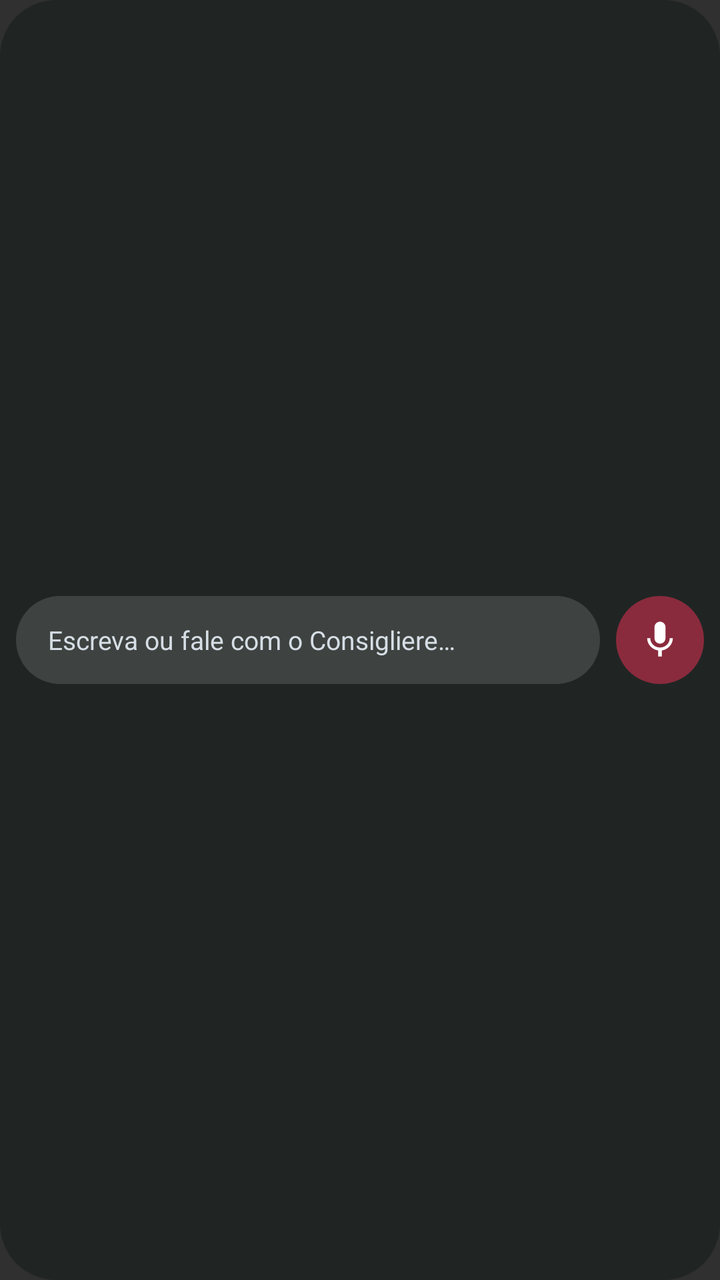
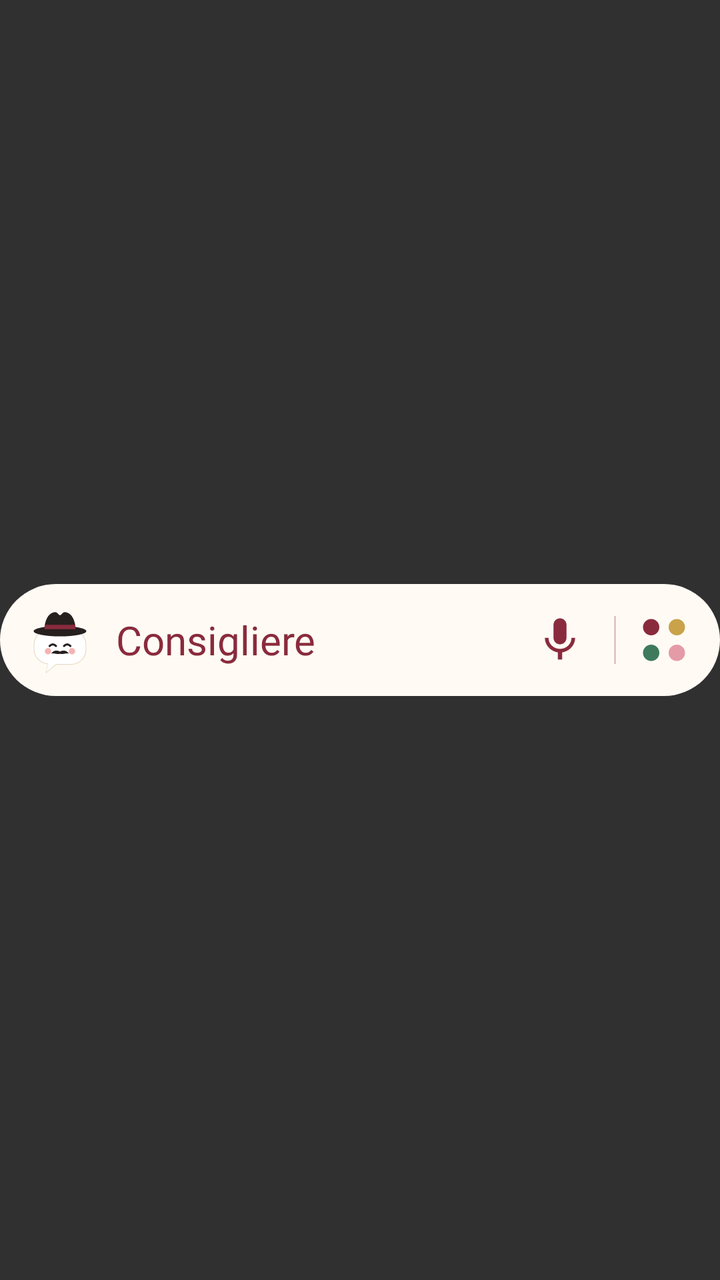

The first picture is an Android layout as it rendered before a commit; the second is the same layout after the commit. The layout source and the unified diff follow.
<!-- AndroidManifest.xml: application theme android:Theme.Material.NoActionBar -->
<!-- res/layout/voice_widget_preview.xml -->
<?xml version="1.0" encoding="utf-8"?>
<LinearLayout xmlns:android="http://schemas.android.com/apk/res/android"
    android:layout_width="match_parent"
    android:layout_height="match_parent"
    android:background="@drawable/preview_pill"
    android:gravity="center_vertical"
    android:orientation="horizontal"
    android:padding="8dp">
    <TextView
        android:layout_width="0dp"
        android:layout_height="44dp"
        android:layout_weight="1"
        android:background="@drawable/preview_field"
        android:gravity="center_vertical"
        android:maxLines="1"
        android:paddingStart="16dp"
        android:paddingEnd="8dp"
        android:text="Escreva ou fale com o Consigliere…"
        android:textColor="#D6DEE5"
        android:textSize="13sp" />
    <ImageView
        android:layout_width="44dp"
        android:layout_height="44dp"
        android:layout_marginStart="8dp"
        android:background="@drawable/preview_mic_circle"
        android:padding="11dp"
        android:src="@drawable/ic_mic" />
</LinearLayout>
<!-- resources referenced by this layout -->
<resources>
  <!-- drawable ic_mic (drawable) -->
  <?xml version="1.0" encoding="utf-8"?>
  <vector xmlns:android="http://schemas.android.com/apk/res/android"
      android:width="24dp"
      android:height="24dp"
      android:viewportWidth="24"
      android:viewportHeight="24">
      <path android:fillColor="#FFFFFFFF" android:pathData="M12,14c1.66,0 2.99,-1.34 2.99,-3L15,5c0,-1.66 -1.34,-3 -3,-3S9,3.34 9,5v6c0,1.66 1.34,3 3,3zM17.3,11c0,3 -2.54,5.1 -5.3,5.1S6.7,14 6.7,11L5,11c0,3.41 2.72,6.23 6,6.72L11,21h2v-3.28c3.28,-0.48 6,-3.3 6,-6.72h-1.7z" />
  </vector>
  <!-- drawable preview_field (drawable) -->
  <?xml version="1.0" encoding="utf-8"?>
  <shape xmlns:android="http://schemas.android.com/apk/res/android" android:shape="rectangle">
      <solid android:color="#22FFFFFF" />
      <corners android:radius="22dp" />
  </shape>
  <!-- drawable preview_mic_circle (drawable) -->
  <?xml version="1.0" encoding="utf-8"?>
  <shape xmlns:android="http://schemas.android.com/apk/res/android" android:shape="oval">
      <solid android:color="#8A2B3D" />
  </shape>
  <!-- drawable preview_pill (drawable) -->
  <?xml version="1.0" encoding="utf-8"?>
  <shape xmlns:android="http://schemas.android.com/apk/res/android" android:shape="rectangle">
      <solid android:color="#E61E2422" />
      <corners android:radius="28dp" />
  </shape>
</resources>

<!-- the commit's change to res/layout/voice_widget_preview.xml (unified diff, before → after) -->
@@ -1,28 +1,44 @@
 <?xml version="1.0" encoding="utf-8"?>
-<LinearLayout xmlns:android="http://schemas.android.com/apk/res/android"
+<FrameLayout xmlns:android="http://schemas.android.com/apk/res/android"
     android:layout_width="match_parent"
-    android:layout_height="match_parent"
-    android:background="@drawable/preview_pill"
-    android:gravity="center_vertical"
-    android:orientation="horizontal"
-    android:padding="8dp">
-    <TextView
-        android:layout_width="0dp"
-        android:layout_height="44dp"
-        android:layout_weight="1"
-        android:background="@drawable/preview_field"
+    android:layout_height="match_parent">
+    <LinearLayout
+        android:layout_width="match_parent"
+        android:layout_height="56dp"
+        android:layout_gravity="center_vertical"
+        android:background="@drawable/preview_pill"
         android:gravity="center_vertical"
-        android:maxLines="1"
-        android:paddingStart="16dp"
-        android:paddingEnd="8dp"
-        android:text="Escreva ou fale com o Consigliere…"
-        android:textColor="#D6DEE5"
-        android:textSize="13sp" />
-    <ImageView
-        android:layout_width="44dp"
-        android:layout_height="44dp"
-        android:layout_marginStart="8dp"
-        android:background="@drawable/preview_mic_circle"
-        android:padding="11dp"
-        android:src="@drawable/ic_mic" />
-</LinearLayout>
+        android:orientation="horizontal"
+        android:paddingStart="10dp"
+        android:paddingEnd="14dp">
+        <ImageView
+            android:layout_width="40dp"
+            android:layout_height="40dp"
+            android:src="@drawable/mascot" />
+        <TextView
+            android:layout_width="0dp"
+            android:layout_height="wrap_content"
+            android:layout_marginStart="8dp"
+            android:layout_weight="1"
+            android:fontFamily="@font/fraunces_bold"
+            android:text="Consigliere"
+            android:textColor="#8A2B3D"
+            android:textSize="20sp" />
+        <ImageView
+            android:layout_width="34dp"
+            android:layout_height="34dp"
+            android:padding="4dp"
+            android:src="@drawable/ic_mic"
+            android:tint="#8A2B3D" />
+        <View
+            android:layout_width="1dp"
+            android:layout_height="24dp"
+            android:layout_marginStart="10dp"
+            android:layout_marginEnd="10dp"
+            android:background="#408A2B3D" />
+        <ImageView
+            android:layout_width="28dp"
+            android:layout_height="28dp"
+            android:src="@drawable/ic_app_grid" />
+    </LinearLayout>
+</FrameLayout>
<!-- resource entries referenced after the edit -->
@@ -1,5 +1,18 @@
 <!-- resources referenced by this layout -->
 <resources>
+  <!-- drawable ic_app_grid (drawable) -->
+  <?xml version="1.0" encoding="utf-8"?>
+  <vector xmlns:android="http://schemas.android.com/apk/res/android"
+      android:width="24dp"
+      android:height="24dp"
+      android:viewportWidth="24"
+      android:viewportHeight="24">
+      
+      <path android:fillColor="#8A2B3D" android:pathData="M3,6.5a3.5,3.5 0,1 0,7 0a3.5,3.5 0,1 0,-7 0Z" />
+      <path android:fillColor="#C9A24A" android:pathData="M14,6.5a3.5,3.5 0,1 0,7 0a3.5,3.5 0,1 0,-7 0Z" />
+      <path android:fillColor="#3F7A5C" android:pathData="M3,17.5a3.5,3.5 0,1 0,7 0a3.5,3.5 0,1 0,-7 0Z" />
+      <path android:fillColor="#E59AA8" android:pathData="M14,17.5a3.5,3.5 0,1 0,7 0a3.5,3.5 0,1 0,-7 0Z" />
+  </vector>
   <!-- drawable ic_mic (drawable) -->
   <?xml version="1.0" encoding="utf-8"?>
   <vector xmlns:android="http://schemas.android.com/apk/res/android"
@@ -9,21 +22,26 @@
       android:viewportHeight="24">
       <path android:fillColor="#FFFFFFFF" android:pathData="M12,14c1.66,0 2.99,-1.34 2.99,-3L15,5c0,-1.66 -1.34,-3 -3,-3S9,3.34 9,5v6c0,1.66 1.34,3 3,3zM17.3,11c0,3 -2.54,5.1 -5.3,5.1S6.7,14 6.7,11L5,11c0,3.41 2.72,6.23 6,6.72L11,21h2v-3.28c3.28,-0.48 6,-3.3 6,-6.72h-1.7z" />
   </vector>
-  <!-- drawable preview_field (drawable) -->
+  <!-- drawable mascot (drawable) -->
   <?xml version="1.0" encoding="utf-8"?>
-  <shape xmlns:android="http://schemas.android.com/apk/res/android" android:shape="rectangle">
-      <solid android:color="#22FFFFFF" />
-      <corners android:radius="22dp" />
-  </shape>
-  <!-- drawable preview_mic_circle (drawable) -->
-  <?xml version="1.0" encoding="utf-8"?>
-  <shape xmlns:android="http://schemas.android.com/apk/res/android" android:shape="oval">
-      <solid android:color="#8A2B3D" />
-  </shape>
+  <vector xmlns:android="http://schemas.android.com/apk/res/android"
+      android:width="100dp"
+      android:height="100dp"
+      android:viewportWidth="100"
+      android:viewportHeight="100">
+      <path android:fillColor="#E9DCC6" android:pathData="M36,37H64A19,19 0,0 1,83 56V62A19,19 0,0 1,64 81H45.3L32,91.8L34.2,80.1A19,19 0,0 1,17 62V56A19,19 0,0 1,36 37Z" />
+      <path android:fillColor="#FFFFFF" android:pathData="M36,38H64A18,18 0,0 1,82 56V62A18,18 0,0 1,64 80H45L33,90L35,79.2A18,18 0,0 1,18 62V56A18,18 0,0 1,36 38Z" />
+      <path android:fillColor="#26201F" android:pathData="M17,39a33,6.5 0,1 0,66 0a33,6.5 0,1 0,-66 0Z" />
+      <path android:fillColor="#26201F" android:pathData="M30.5,38C30.5,26 35,16.5 43,15.2C47,14.6 48,19 50,19C52,19 53,14.6 57,15.2C65,16.5 69.5,26 69.5,38Z" />
+      <path android:fillColor="#8A2B3D" android:pathData="M30.8,31H69.2V36.5H30.8Z" />
+      <path android:strokeColor="#26201F" android:strokeWidth="2.6" android:strokeLineCap="round" android:fillColor="#00000000" android:pathData="M37,57.5Q41,53.5 45,57.5M55,57.5Q59,53.5 63,57.5" />
+      <path android:fillColor="#C0F29A9A" android:pathData="M31,64a4,4 0,1 0,8 0a4,4 0,1 0,-8 0ZM61,64a4,4 0,1 0,8 0a4,4 0,1 0,-8 0Z" />
+      <path android:fillColor="#26201F" android:pathData="M50,64.5C46.5,62.3 41.5,62.8 39,67C43,66 46,68.4 50,67.2C54,68.4 57,66 61,67C58.5,62.8 53.5,62.3 50,64.5Z" />
+  </vector>
   <!-- drawable preview_pill (drawable) -->
   <?xml version="1.0" encoding="utf-8"?>
   <shape xmlns:android="http://schemas.android.com/apk/res/android" android:shape="rectangle">
-      <solid android:color="#E61E2422" />
+      <solid android:color="#FFFFFBF4" />
       <corners android:radius="28dp" />
   </shape>
 </resources>
